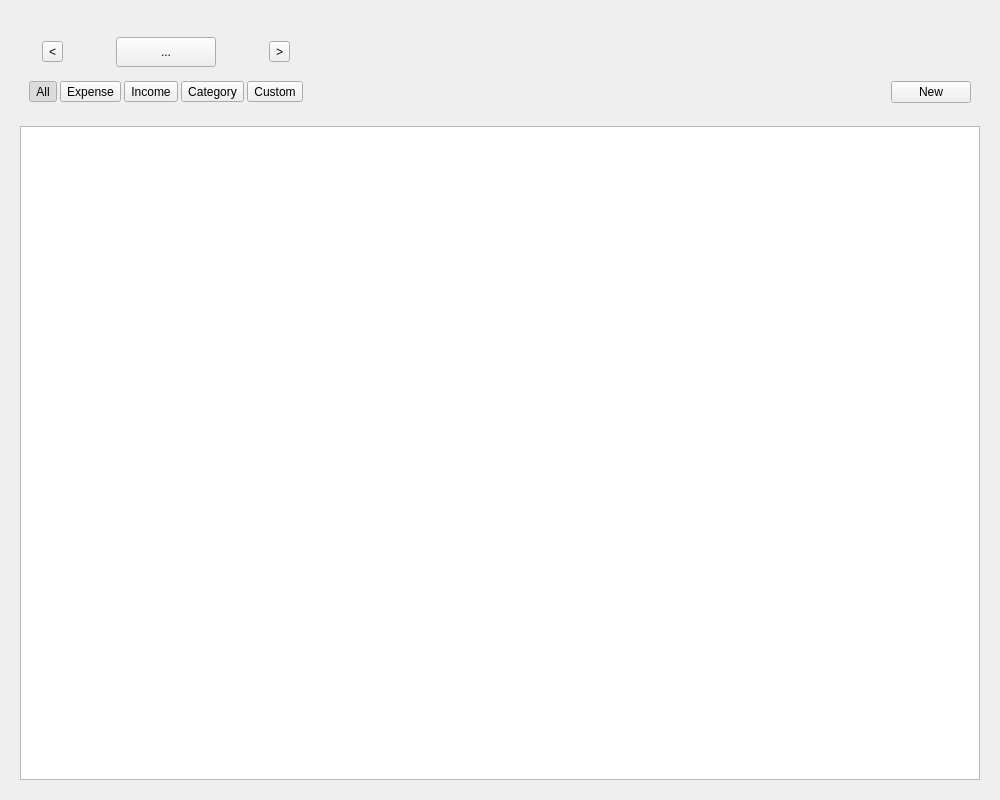
Above: Desktop/Pages/Transactions/TransactionsPage.ui from david4more/CoinWarden before the change. Below: the same form after it.
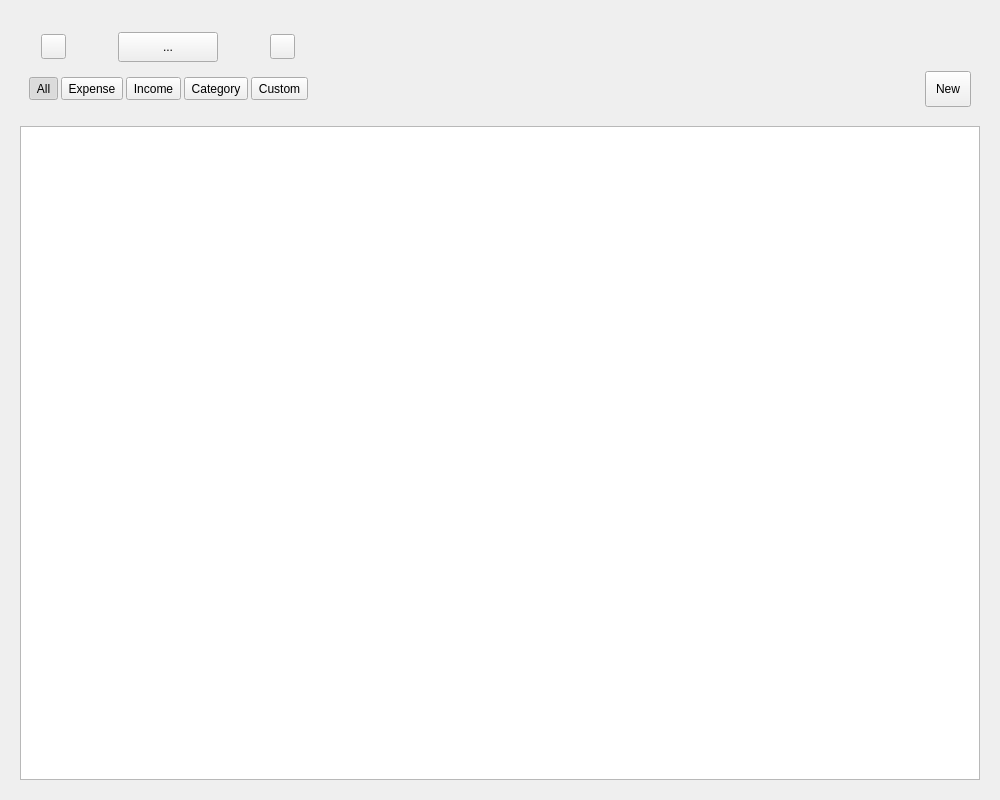
That is the form after the change. Icons and pictures are not drawn.

```diff
--- a/Desktop/Pages/Transactions/TransactionsPage.ui
+++ b/Desktop/Pages/Transactions/TransactionsPage.ui
@@ -39,6 +39,9 @@
            </property>
            <item>
             <widget class="QToolButton" name="noFilter">
+             <property name="styleSheet">
+              <string notr="true">padding: 2px 2px;</string>
+             </property>
              <property name="text">
               <string>All</string>
              </property>
@@ -52,6 +55,9 @@
            </item>
            <item>
             <widget class="QToolButton" name="expenseFilter">
+             <property name="styleSheet">
+              <string notr="true">padding: 2px 2px;</string>
+             </property>
              <property name="text">
               <string>Expense</string>
              </property>
@@ -62,6 +68,9 @@
            </item>
            <item>
             <widget class="QToolButton" name="incomeFilter">
+             <property name="styleSheet">
+              <string notr="true">padding: 2px 2px;</string>
+             </property>
              <property name="text">
               <string>Income</string>
              </property>
@@ -72,6 +81,9 @@
            </item>
            <item>
             <widget class="QToolButton" name="categoryFilter">
+             <property name="styleSheet">
+              <string notr="true">padding: 2px 2px;</string>
+             </property>
              <property name="text">
               <string>Category</string>
              </property>
@@ -82,6 +94,9 @@
            </item>
            <item>
             <widget class="QToolButton" name="customFilter">
+             <property name="styleSheet">
+              <string notr="true">padding: 2px 2px;</string>
+             </property>
              <property name="text">
               <string>Custom</string>
              </property>
@@ -99,8 +114,15 @@
            </property>
            <item>
             <widget class="QToolButton" name="prevMonthButton">
+             <property name="styleSheet">
+              <string notr="true">padding: 2px 2px;</string>
+             </property>
              <property name="text">
-              <string>&lt;</string>
+              <string/>
+             </property>
+             <property name="icon">
+              <iconset resource="../../Files/files.qrc">
+               <normaloff>:/left</normaloff>:/left</iconset>
              </property>
             </widget>
            </item>
@@ -134,6 +156,9 @@
                <height>30</height>
               </size>
              </property>
+             <property name="styleSheet">
+              <string notr="true">padding: 2px 2px;</string>
+             </property>
              <property name="text">
               <string>...</string>
              </property>
@@ -157,8 +182,15 @@
            </item>
            <item>
             <widget class="QToolButton" name="nextMonthButton">
+             <property name="styleSheet">
+              <string notr="true">padding: 2px 2px;</string>
+             </property>
              <property name="text">
-              <string>&gt;</string>
+              <string/>
+             </property>
+             <property name="icon">
+              <iconset resource="../../Files/files.qrc">
+               <normaloff>:/right</normaloff>:/right</iconset>
              </property>
             </widget>
            </item>
@@ -179,6 +211,10 @@
          </item>
          <item row="1" column="3">
           <widget class="QPushButton" name="newTransaction">
+           <property name="styleSheet">
+            <string notr="true">padding: 10px 10px;
+font: 600 11pt &quot;Segoe UI&quot;;</string>
+           </property>
            <property name="text">
             <string>New</string>
            </property>
```
Left out of the diff: 4 changed lines with no effect on the pictures.
